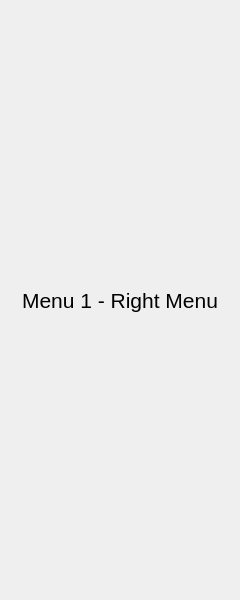
First picture: the form in gui/uis/columns/right_column.ui, repository AlbertoSam1/MakerspaceApp, before the edit.
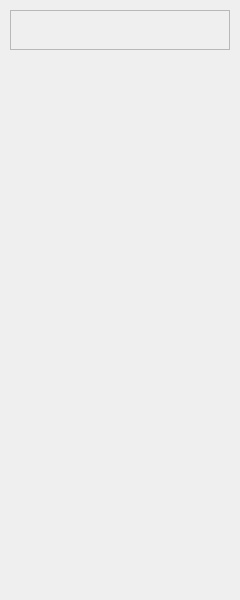
Second picture: the form after the edit.

What changed in the file:
```diff
--- a/gui/uis/columns/right_column.ui
+++ b/gui/uis/columns/right_column.ui
@@ -52,23 +52,51 @@
         <number>5</number>
        </property>
        <item>
-        <widget class="QLabel" name="label_1">
-         <property name="font">
-          <font>
-           <pointsize>16</pointsize>
-          </font>
+        <widget class="QFrame" name="logout_frame">
+         <property name="minimumSize">
+          <size>
+           <width>0</width>
+           <height>40</height>
+          </size>
          </property>
-         <property name="styleSheet">
-          <string notr="true">font-size: 16pt</string>
+         <property name="frameShape">
+          <enum>QFrame::StyledPanel</enum>
          </property>
-         <property name="text">
-          <string>Menu 1 - Right Menu</string>
+         <property name="frameShadow">
+          <enum>QFrame::Raised</enum>
          </property>
-         <property name="alignment">
-          <set>Qt::AlignCenter</set>
-         </property>
+         <layout class="QVBoxLayout" name="logout_btn_layout">
+          <property name="spacing">
+           <number>0</number>
+          </property>
+          <property name="leftMargin">
+           <number>0</number>
+          </property>
+          <property name="topMargin">
+           <number>0</number>
+          </property>
+          <property name="rightMargin">
+           <number>0</number>
+          </property>
+          <property name="bottomMargin">
+           <number>0</number>
+          </property>
+         </layout>
         </widget>
        </item>
+       <item>
+        <spacer name="verticalSpacer">
+         <property name="orientation">
+          <enum>Qt::Vertical</enum>
+         </property>
+         <property name="sizeHint" stdset="0">
+          <size>
+           <width>20</width>
+           <height>40</height>
+          </size>
+         </property>
+        </spacer>
+       </item>
       </layout>
      </widget>
      <widget class="QWidget" name="menu_2">
```
